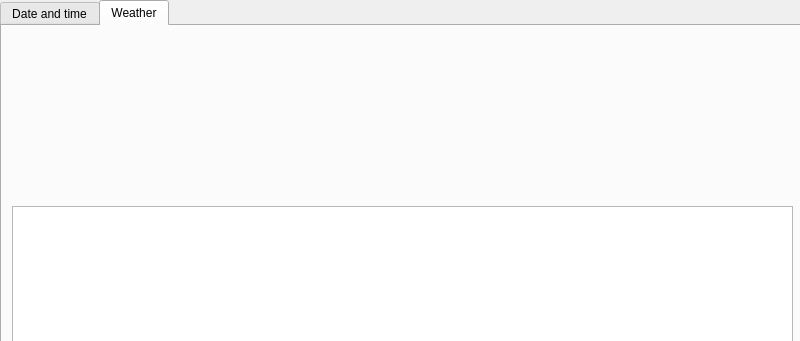
The window that maindesktopweadtwindow.ui (Vicken-Ghoubiguian/desktopWeaDTApp) describes before a commit, drawn with Qt 5; both pictures show x 0 to 800 and y 0 to 341 of the 800 by 600 pixel window.
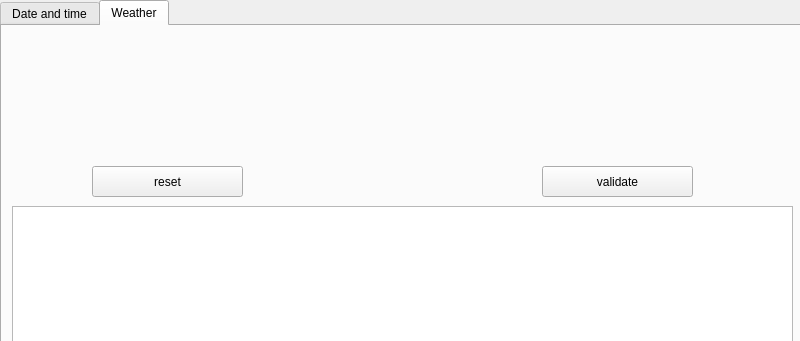
The same window after the commit.

```diff
--- a/maindesktopweadtwindow.ui
+++ b/maindesktopweadtwindow.ui
@@ -114,6 +114,32 @@
        </rect>
       </property>
      </widget>
+     <widget class="QPushButton" name="validationButton">
+      <property name="geometry">
+       <rect>
+        <x>540</x>
+        <y>140</y>
+        <width>151</width>
+        <height>31</height>
+       </rect>
+      </property>
+      <property name="text">
+       <string>validate</string>
+      </property>
+     </widget>
+     <widget class="QPushButton" name="resetButton">
+      <property name="geometry">
+       <rect>
+        <x>90</x>
+        <y>140</y>
+        <width>151</width>
+        <height>31</height>
+       </rect>
+      </property>
+      <property name="text">
+       <string>reset</string>
+      </property>
+     </widget>
     </widget>
    </widget>
   </widget>
```
